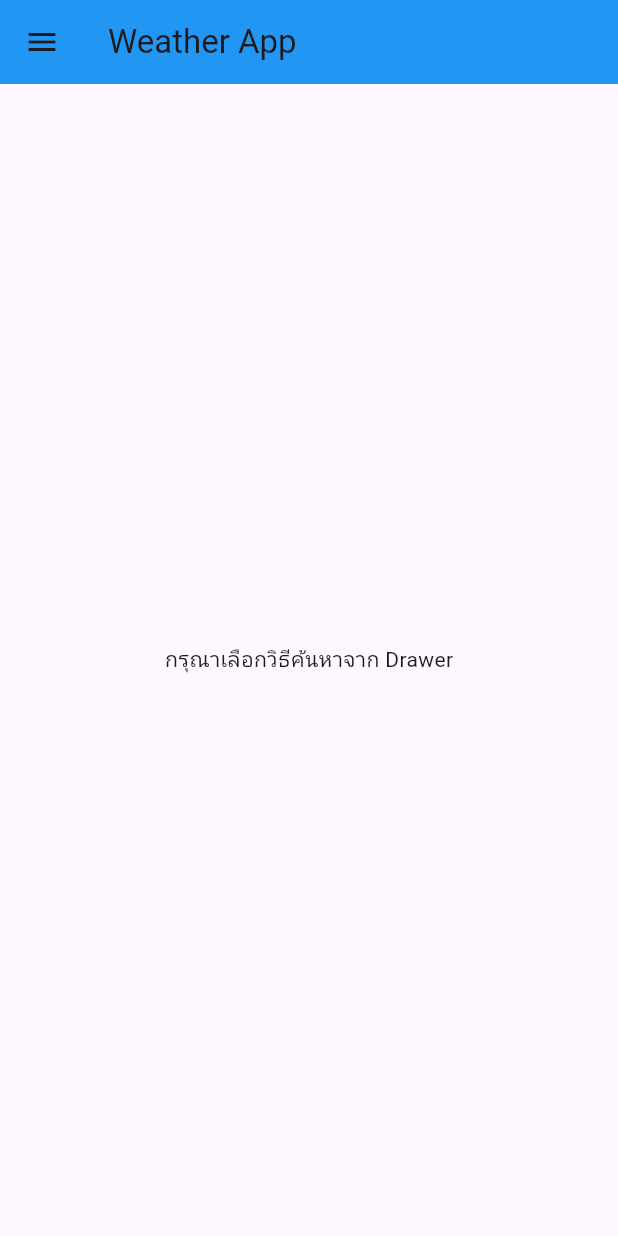
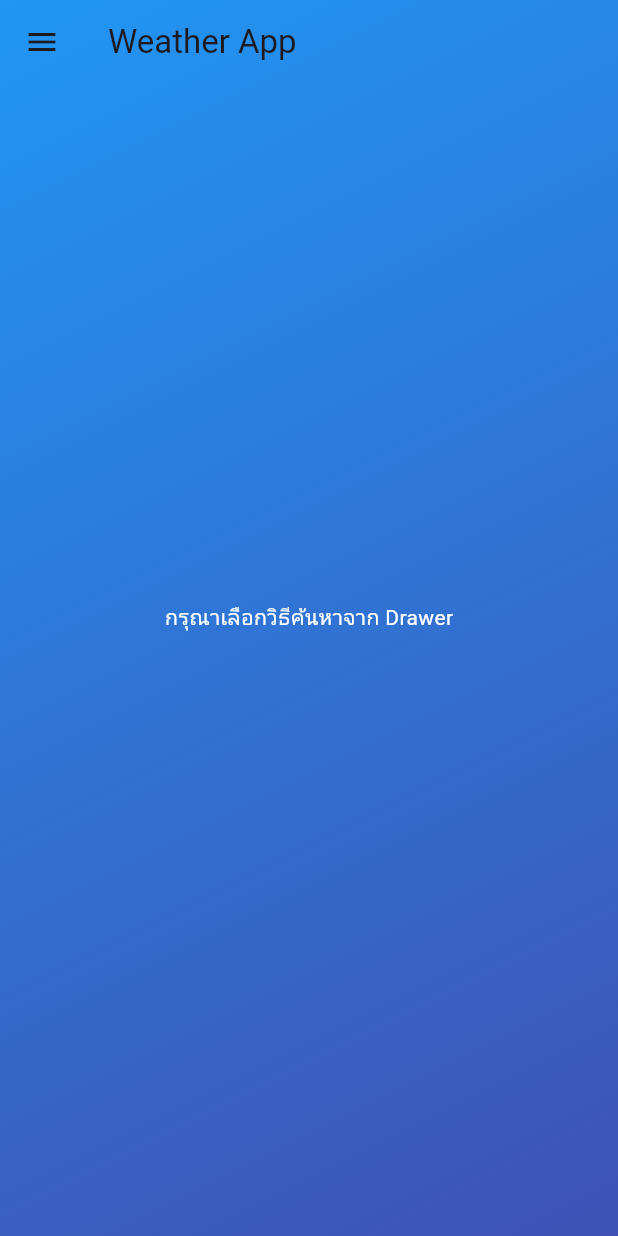
Before and after one commit to Aniwat-HL/Aniwat.github.io, a Flutter app: the screen it shows after launch, on a phone screen of 412 x 824 dp. Run offline on Flutter 3.47's test engine with Material 3 defaults, Android fonts, the phone set to English and light mode, and no system bars; our stand-ins replace google_fonts, lottie.

Commit message:
update weather page

```diff
--- a/lib/pages/weather_page.dart
+++ b/lib/pages/weather_page.dart
@@ -37,11 +37,53 @@
   final _latCtl = TextEditingController();
   final _lonCtl = TextEditingController();
 
+  // ---------------- Animation state ----------------
+  // เก็บสี gradient ปัจจุบันไว้ให้ AnimatedContainer lerp ไป-มา
+  List<Color> _bgColors = const [Color(0xFF2196F3), Color(0xFF3F51B5)];
+
+  // ช่วยเลือกสีตามสภาพอากาศ
+  List<Color> _colorsFor(String cond) {
+    cond = cond.toLowerCase();
+    if (cond.contains("thunder")) {
+      return const [Color(0xFF0F172A), Color(0xFF334155)]; // เข้มฟ้าคราม
+    }
+    if (cond.contains("rain") || cond.contains("drizzle") || cond.contains("shower")) {
+      return const [Color(0xFF4F46E5), Color(0xFF0EA5E9)]; // ม่วงน้ำเงิน → ฟ้า
+    }
+    if (cond.contains("snow")) {
+      return const [Color(0xFF93C5FD), Color(0xFFFFFFFF)]; // ฟ้าอ่อน → ขาว
+    }
+    if (cond.contains("mist") || cond.contains("fog") || cond.contains("haze")) {
+      return const [Color(0xFF94A3B8), Color(0xFF64748B)]; // เทาอมฟ้า
+    }
+    if (cond.contains("cloud")) {
+      return const [Color(0xFF60A5FA), Color(0xFF1E40AF)]; // ฟ้า → น้ำเงินเข้ม
+    }
+    // clear / default
+    return const [Color(0xFFFFA000), Color(0xFF1976D2)]; // ส้มอุ่น → น้ำเงินใส
+  }
+
+  // Lottie ตามสภาพอากาศ
+  String _assetFor(String cond) {
+    cond = cond.toLowerCase();
+    if (cond.contains("thunder")) return "assets/lottie/Weather-storm.json";
+    if (cond.contains("rain") || cond.contains("drizzle") || cond.contains("shower")) {
+      return "assets/lottie/Weather-storm&showers(day).json";
+    }
+    if (cond.contains("snow")) return "assets/lottie/Weather-snow sunny.json";
+    if (cond.contains("mist") || cond.contains("fog") || cond.contains("haze")) {
+      return "assets/lottie/Weather-mist.json";
+    }
+    if (cond.contains("cloud")) return "assets/lottie/Weather-partly cloudy.json";
+    return "assets/lottie/clear-day.json";
+  }
+
+  // ---------------- Search handlers ----------------
   Future<void> _searchByCity() async {
     setState(() { _loading = true; _error = null; });
     try {
       final w = await _svc.getByCityCountry(_cityCtl.text, _selectedCountry, unit: _unit);
-      setState(() => _weather = w);
+      _applyWeather(w);
     } catch (e) {
       setState(() => _error = e.toString());
     } finally { setState(() => _loading = false); }
@@ -51,7 +93,7 @@
     setState(() { _loading = true; _error = null; });
     try {
       final w = await _svc.getByZipCountry(_zipCtl.text, _selectedCountry, unit: _unit);
-      setState(() => _weather = w);
+      _applyWeather(w);
     } catch (e) {
       setState(() => _error = e.toString());
     } finally { setState(() => _loading = false); }
@@ -67,18 +109,19 @@
     setState(() { _loading = true; _error = null; });
     try {
       final w = await _svc.getByCoords(lat, lon, unit: _unit);
-      setState(() => _weather = w);
+      _applyWeather(w);
     } catch (e) {
       setState(() => _error = e.toString());
     } finally { setState(() => _loading = false); }
   }
 
-  String _assetFor(String cond) {
-    cond = cond.toLowerCase();
-    if (cond.contains("rain")) return "assets/lottie/Weather-storm&showers(day).json";
-    if (cond.contains("cloud")) return "assets/lottie/Weather-partly cloudy.json";
-    if (cond.contains("snow")) return "assets/lottie/Weather-snow sunny.json";
-    return "assets/lottie/clear-day.json";
+  // เมื่อได้ผลลัพธ์ใหม่ อัปเดตทั้งข้อมูลและสีพื้นหลัง
+  void _applyWeather(Weather w) {
+    final nextColors = _colorsFor(w.mainCondition);
+    setState(() {
+      _weather = w;
+      _bgColors = nextColors;
+    });
   }
 
   @override
@@ -88,8 +131,10 @@
     return Scaffold(
       appBar: AppBar(
         title: const Text("Weather App"),
-        backgroundColor: Colors.blue,
+        backgroundColor: Colors.transparent,
+        elevation: 0,
       ),
+      extendBodyBehindAppBar: true,
       drawer: Drawer(
         child: ListView(
           padding: const EdgeInsets.all(16),
@@ -122,52 +167,103 @@
               onChanged: (v) => setState(() => _unit = v!),
             ),
             const Divider(),
-
-            // ฟอร์มกรอกชื่อเมือง
+            // ชื่อเมือง
             TextField(controller: _cityCtl, decoration: const InputDecoration(labelText: "City")),
             ElevatedButton(onPressed: _searchByCity, child: const Text("Search by City")),
-
             const Divider(),
-            // ฟอร์ม Zip
+            // Zip
             TextField(controller: _zipCtl, decoration: const InputDecoration(labelText: "Zip Code")),
             ElevatedButton(onPressed: _searchByZip, child: const Text("Search by Zip")),
-
             const Divider(),
-            // ฟอร์ม Lat/Lon
+            // Lat/Lon
             TextField(controller: _latCtl, decoration: const InputDecoration(labelText: "Latitude")),
             TextField(controller: _lonCtl, decoration: const InputDecoration(labelText: "Longitude")),
             ElevatedButton(onPressed: _searchByLatLon, child: const Text("Search by Lat/Lon")),
           ],
         ),
       ),
-      body: Center(
+
+      // ---------------- 🎞️ Animated background ----------------
+      body: AnimatedContainer(
+        duration: const Duration(milliseconds: 700),
+        curve: Curves.easeInOut,
+        decoration: BoxDecoration(
+          gradient: LinearGradient(
+            colors: _bgColors,
+            begin: Alignment.topLeft,
+            end: Alignment.bottomRight,
+          ),
+        ),
+        child: Center(
           child: _loading
-            ? const CircularProgressIndicator()
+              ? const CircularProgressIndicator(color: Colors.white)
               : _error != null
-                ? Text("Error: $_error", style: const TextStyle(color: Colors.red))
+                  ? Padding(
+                      padding: const EdgeInsets.all(16),
+                      child: Text("Error: $_error",
+                          textAlign: TextAlign.center,
+                          style: const TextStyle(color: Colors.white, fontSize: 16)),
+                    )
                   : _weather == null
-                    ? const Text("กรุณาเลือกวิธีค้นหาจาก Drawer")
+                      ? const Text("กรุณาเลือกวิธีค้นหาจาก Drawer",
+                          style: TextStyle(color: Colors.white))
                       : Column(
                           mainAxisAlignment: MainAxisAlignment.center,
                           children: [
+                            // Lottie (เปลี่ยนพร้อมกัน)
                             Lottie.asset(
                               _assetFor(_weather!.mainCondition),
-                            width: 180,
-                            height: 180,
+                              width: 200,
+                              height: 200,
+                              repeat: true,
                             ),
+
+                            const SizedBox(height: 8),
+
                             Text(
                               _weather!.cityName,
-                            style: GoogleFonts.michroma(fontSize: 22, fontWeight: FontWeight.bold),
+                              style: GoogleFonts.michroma(
+                                fontSize: 22,
+                                fontWeight: FontWeight.bold,
+                                color: Colors.white,
                               ),
-                          Text(
+                              textAlign: TextAlign.center,
+                            ),
+
+                            const SizedBox(height: 6),
+
+                            // ---------------- 🔢 Temperature with AnimatedSwitcher
+                            AnimatedSwitcher(
+                              duration: const Duration(milliseconds: 400),
+                              transitionBuilder: (child, anim) => SlideTransition(
+                                position: Tween<Offset>(
+                                  begin: const Offset(0, .2),
+                                  end: Offset.zero,
+                                ).animate(CurvedAnimation(
+                                  parent: anim,
+                                  curve: Curves.easeOutCubic,
+                                )),
+                                child: FadeTransition(opacity: anim, child: child),
+                              ),
+                              child: Text(
                                 "${_weather!.temperature.toStringAsFixed(1)} $unitSymbol",
-                            style: GoogleFonts.michroma(fontSize: 40, color: Colors.blue),
+                                key: ValueKey("${_weather!.temperature}$_unit"),
+                                style: GoogleFonts.michroma(
+                                  fontSize: 42,
+                                  color: Colors.white,
+                                  fontWeight: FontWeight.w700,
                                 ),
+                              ),
+                            ),
+
+                            const SizedBox(height: 4),
+
                             Text(
                               _weather!.mainCondition,
-                            style: const TextStyle(fontSize: 18),
+                              style: const TextStyle(fontSize: 18, color: Colors.white),
                             ),
                           ],
+                        ),
         ),
       ),
     );
```
Lines whose indentation alone changed are shown as unchanged.
